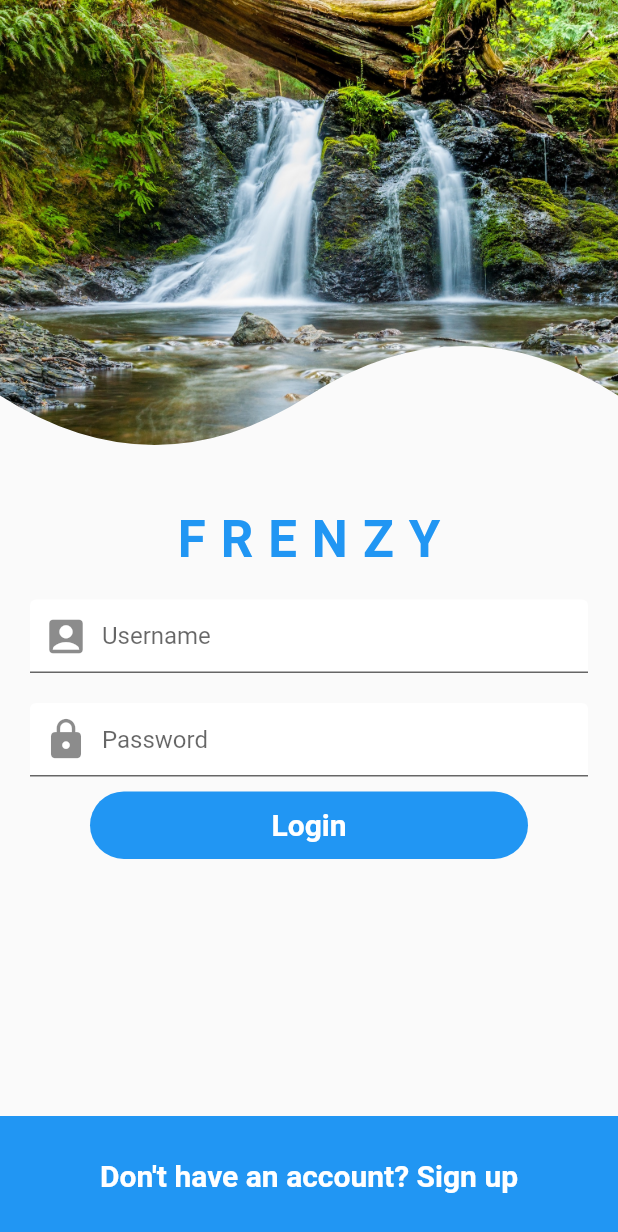
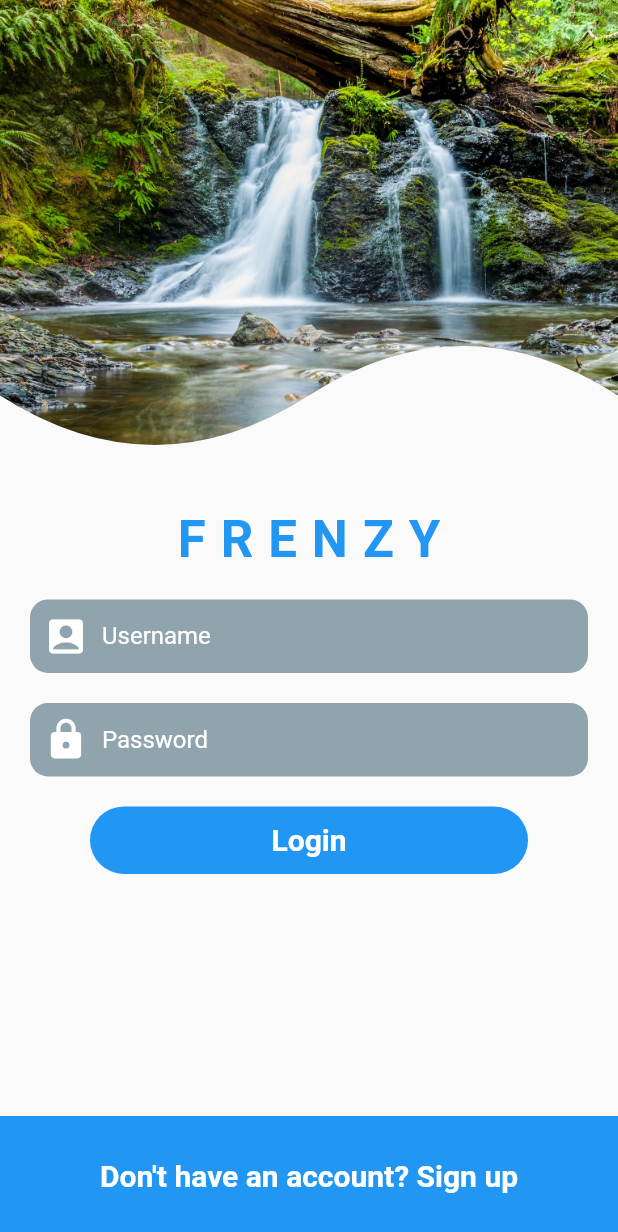
Before and after one commit to alikham/social-media, a Flutter app: the screen it shows after launch, on a phone screen of 412 x 824 dp. Shown: the top 1232 px of the screen. Run offline on Flutter 3.47's test engine with Material 2 defaults, Android fonts, the phone set to English and light mode, and no system bars.

Commit message:
updated readme

```diff
--- a/lib/screens/login_screen.dart
+++ b/lib/screens/login_screen.dart
@@ -39,10 +39,22 @@ class _LoginScreenState extends State<LoginScreen> {
                 child: TextField(
                   decoration: InputDecoration(
                     contentPadding: EdgeInsets.symmetric(vertical: 15.0),
-                    fillColor: Colors.white,
+                    fillColor: Colors.blueGrey[300],
+                    border: OutlineInputBorder(
+                      borderRadius: BorderRadius.circular(12.0),
+                    ),
+                    enabledBorder: OutlineInputBorder(
+                      borderSide: BorderSide(color: Colors.transparent),
+                      borderRadius: BorderRadius.circular(12.0),
+                    ),
                     filled: true,
+                    hintStyle: TextStyle(color: Colors.white),
                     hintText: 'Username',
-                    prefixIcon: Icon(Icons.account_box, size: 30.0),
+                    prefixIcon: Icon(
+                      Icons.account_box,
+                      size: 30.0,
+                      color: Colors.white,
+                    ),
                   ),
                 ),
               ),
@@ -51,16 +63,26 @@ class _LoginScreenState extends State<LoginScreen> {
                 child: TextField(
                   decoration: InputDecoration(
                     contentPadding: EdgeInsets.symmetric(vertical: 15.0),
-                    fillColor: Colors.white,
+                     fillColor: Colors.blueGrey[300],
+                    border: OutlineInputBorder(
+                      borderRadius: BorderRadius.circular(12.0),
+                    ),
+                    enabledBorder: OutlineInputBorder(
+                      borderSide: BorderSide(color: Colors.transparent),
+                      borderRadius: BorderRadius.circular(12.0),
+                    ),
                     filled: true,
+                    hintStyle: TextStyle(color: Colors.white),
                     hintText: 'Password',
-                    prefixIcon: Icon(Icons.lock, size: 30.0),
+                    prefixIcon: Icon(Icons.lock, size: 30.0, color: Colors.white,),
                   ),
                   obscureText: true,
                 ),
               ),
+              SizedBox(height: 10,),
               GestureDetector(
-                onTap: () => Navigator.pushReplacement(context, MaterialPageRoute(builder: (_)=>HomeScreen())),
+                onTap: () => Navigator.pushReplacement(
+                    context, MaterialPageRoute(builder: (_) => HomeScreen())),
                 child: Container(
                   height: 45.0,
                   margin: EdgeInsets.symmetric(horizontal: 60.0),
```
Also changed, not shown: assets/demo/screen1.png (added), assets/demo/screen2.png (added), assets/demo/screen3.png (added), assets/demo/screen4.png (added), 2 other files.
